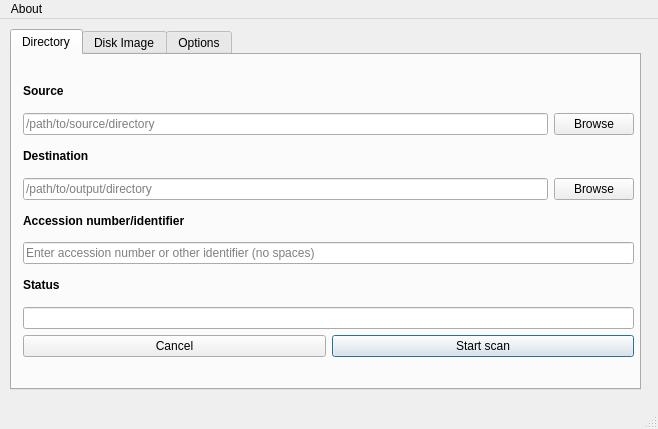
Above: design.ui from tw4l/brunnhilde-gui before the change. Below: the same form after it.
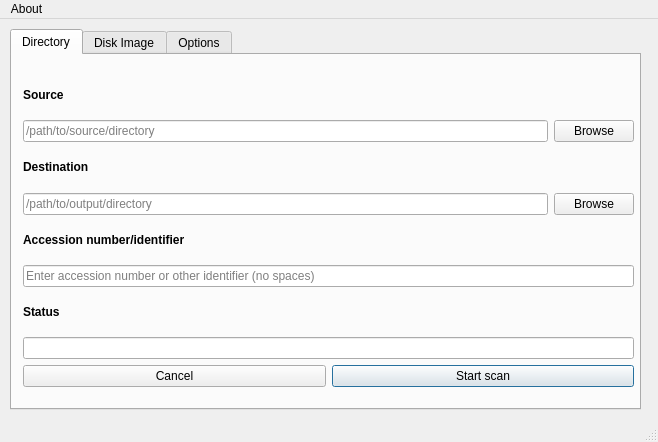
That is the form after the change.

Commit message: Resize for macOS

```diff
--- a/design.ui
+++ b/design.ui
@@ -7,7 +7,7 @@
     <x>0</x>
     <y>0</y>
     <width>658</width>
-    <height>429</height>
+    <height>442</height>
    </rect>
   </property>
   <property name="windowTitle">
@@ -20,7 +20,7 @@
       <x>10</x>
       <y>10</y>
       <width>631</width>
-      <height>361</height>
+      <height>381</height>
      </rect>
     </property>
     <property name="currentIndex">
@@ -36,7 +36,7 @@
         <x>11</x>
         <y>21</y>
         <width>611</width>
-        <height>281</height>
+        <height>311</height>
        </rect>
       </property>
       <layout class="QVBoxLayout" name="verticalLayout_9">
```
Left out of the diff: 4 changed lines with no effect on the pictures. The commit also changes 1 other file.
